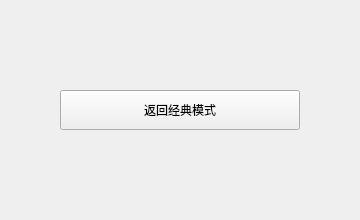
The window that beta/ui_beta/game_lens_beta_window.ui (dingmark1/GameLens-public) describes before a commit, drawn with Qt 5.
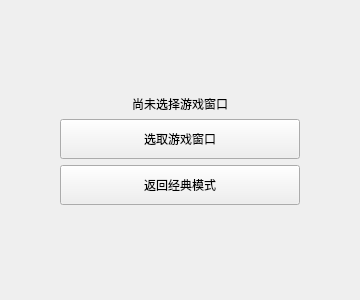
The same window after the commit.

Commit message: beta窗口选择功能实现

```diff
--- a/beta/ui_beta/game_lens_beta_window.ui
+++ b/beta/ui_beta/game_lens_beta_window.ui
@@ -8,13 +8,13 @@
   <property name="minimumSize">
    <size>
     <width>360</width>
-    <height>220</height>
+    <height>300</height>
    </size>
   </property>
   <property name="maximumSize">
    <size>
     <width>360</width>
-    <height>220</height>
+    <height>300</height>
    </size>
   </property>
   <layout class="QVBoxLayout" name="verticalLayout">
@@ -49,6 +49,38 @@
      </property>
     </spacer>
    </item>
+   <item>
+    <widget class="QLabel" name="selected_window_label">
+     <property name="alignment">
+      <set>Qt::AlignCenter</set>
+     </property>
+     <property name="wordWrap">
+      <bool>true</bool>
+     </property>
+     <property name="text">
+      <string>尚未选择游戏窗口</string>
+     </property>
+    </widget>
+   </item>
+   <item>
+    <widget class="QPushButton" name="select_game_window_button">
+     <property name="minimumSize">
+      <size>
+       <width>240</width>
+       <height>40</height>
+      </size>
+     </property>
+     <property name="maximumSize">
+      <size>
+       <width>240</width>
+       <height>40</height>
+      </size>
+     </property>
+     <property name="text">
+      <string>选取游戏窗口</string>
+     </property>
+    </widget>
+   </item>
    <item>
     <widget class="QPushButton" name="return_classic_mode_button">
      <property name="minimumSize">
```
The commit also changes 21 other files.
